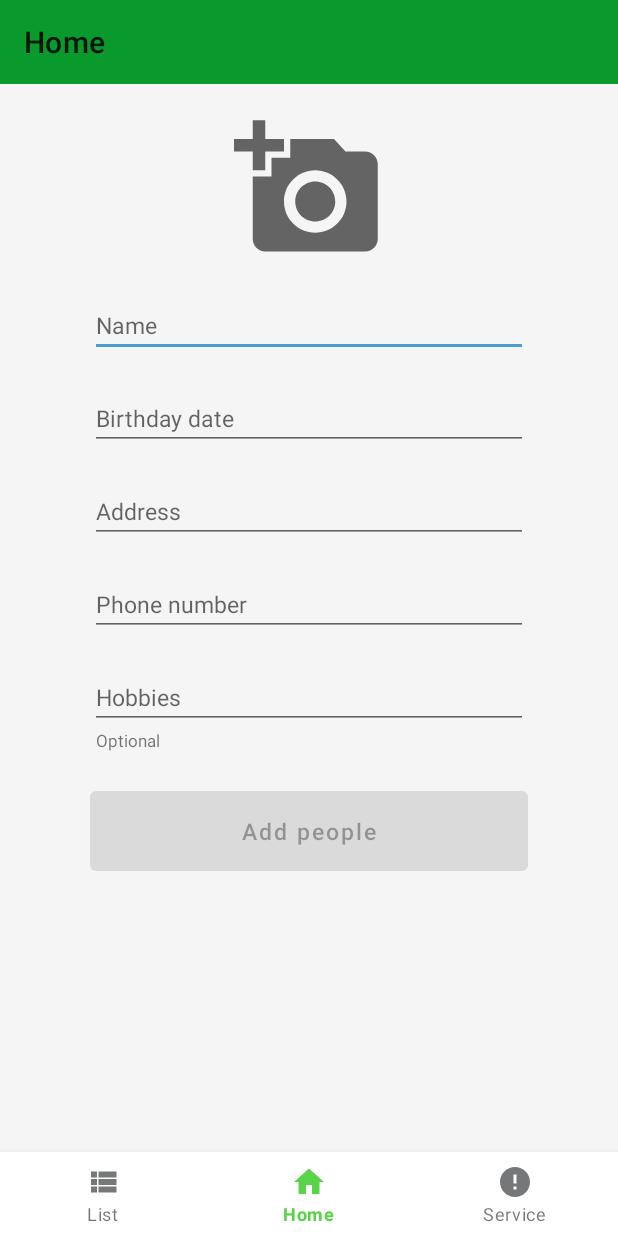
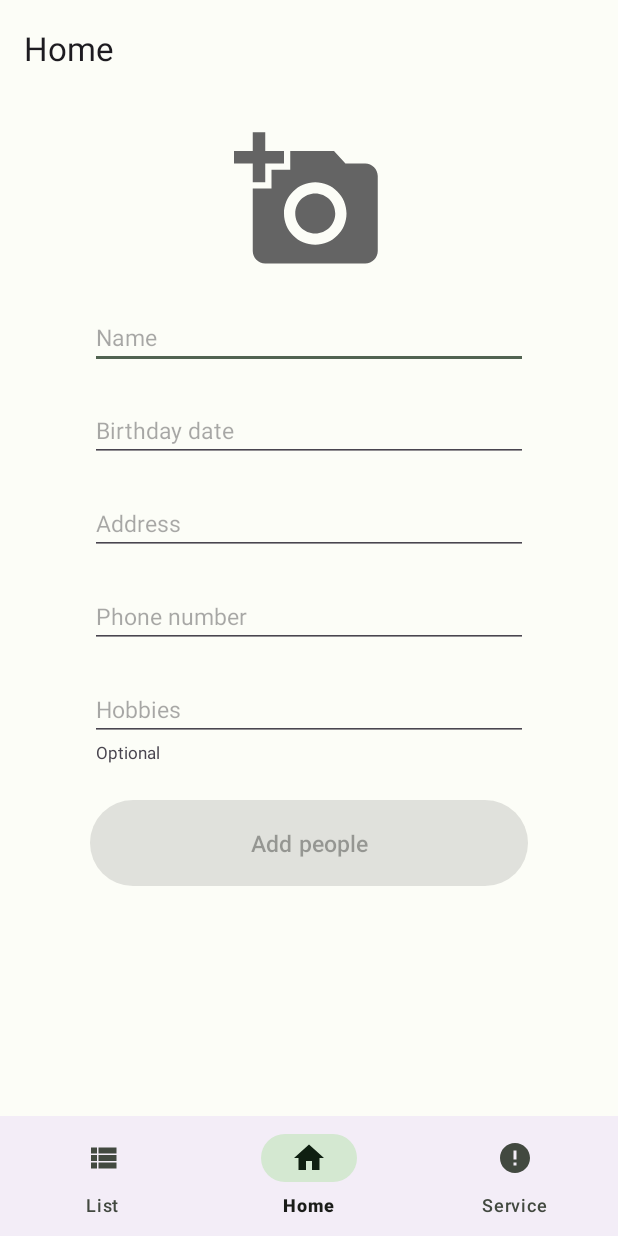
Before and after one commit to AdalRodNun/RickAndMortyAndroidApp, an Android app: the HomeFragment screen opened directly, with no data from a screen before it, on a phone screen of 412 x 824 dp. Run offline under Robolectric (Android 15) with nearby library versions, the phone set to English and light mode, and no system bars.

Commit message:
feat(*): Changed to material 3.

```diff
--- a/app/src/main/AndroidManifest.xml
+++ b/app/src/main/AndroidManifest.xml
@@ -15,7 +15,7 @@
             android:label="@string/app_name"
             android:roundIcon="@mipmap/ic_launcher_round"
             android:supportsRtl="true"
-            android:theme="@style/MyTheme.DayNight">
+            android:theme="@style/AppTheme">
             <activity
                 android:name="com.myapp.rickandmorty.activity.ContainerActivity"
                 android:exported="true" />
--- a/app/src/main/java/com/myapp/rickandmorty/activity/LoginActivity.kt
+++ b/app/src/main/java/com/myapp/rickandmorty/activity/LoginActivity.kt
@@ -16,7 +16,7 @@ class LoginActivity : AppCompatActivity() {
     private val repository = RoomRepository()
 
     override fun onCreate(savedInstanceState: Bundle?) {
-        setTheme(R.style.Base_MyTheme)
+        setTheme(R.style.AppTheme)
         super.onCreate(savedInstanceState)
 
         binding = ActivityLoginBinding.inflate(layoutInflater)
--- a/app/src/main/java/com/myapp/rickandmorty/fragment/HomeFragment.kt
+++ b/app/src/main/java/com/myapp/rickandmorty/fragment/HomeFragment.kt
@@ -145,11 +145,7 @@ class HomeFragment : Fragment() {
     }
 
     private fun showDatePicker() {
-        val datePickerFgm =
-            DatePickerFragment(currentDay, currentMonth, currentYear) { day, month, year ->
-                onDateSelected(day, month, year)
-            }
-        datePickerFgm.show(parentFragmentManager, "datePickerFragment")
+
     }
 
     private fun onDateSelected(day: Int, month: Int, year: Int) {
--- a/app/src/main/res/layout/fragment_home.xml
+++ b/app/src/main/res/layout/fragment_home.xml
@@ -14,7 +14,6 @@
             android:id="@+id/toolbar_home"
             android:layout_width="match_parent"
             android:layout_height="wrap_content"
-            android:background="@color/color_primary_variant"
             app:layout_constraintEnd_toEndOf="parent"
             app:layout_constraintStart_toStartOf="parent"
             app:layout_constraintTop_toTopOf="parent"
--- a/app/src/main/res/layout/fragment_information_dialog.xml
+++ b/app/src/main/res/layout/fragment_information_dialog.xml
@@ -14,7 +14,6 @@
             android:id="@+id/toolbar_information"
             android:layout_width="match_parent"
             android:layout_height="56dp"
-            android:background="@color/color_primary_variant"
             android:minWidth="400dp"
             app:layout_constraintEnd_toEndOf="parent"
             app:layout_constraintHorizontal_bias="0.0"
--- a/app/src/main/res/layout/fragment_list.xml
+++ b/app/src/main/res/layout/fragment_list.xml
@@ -14,7 +14,6 @@
             android:id="@+id/toolbar_list"
             android:layout_width="match_parent"
             android:layout_height="wrap_content"
-            android:background="@color/color_primary_variant"
             app:layout_constraintEnd_toEndOf="parent"
             app:layout_constraintStart_toStartOf="parent"
             app:layout_constraintTop_toTopOf="parent"
--- a/app/src/main/res/layout/fragment_register.xml
+++ b/app/src/main/res/layout/fragment_register.xml
@@ -14,7 +14,6 @@
             android:id="@+id/toolbar"
             android:layout_width="match_parent"
             android:layout_height="55dp"
-            android:background="@color/color_primary_variant"
             app:layout_constraintEnd_toEndOf="parent"
             app:layout_constraintStart_toStartOf="parent"
             app:layout_constraintTop_toTopOf="parent"
--- a/app/src/main/res/layout/fragment_service.xml
+++ b/app/src/main/res/layout/fragment_service.xml
@@ -14,7 +14,6 @@
             android:id="@+id/toolbar_service"
             android:layout_width="match_parent"
             android:layout_height="wrap_content"
-            android:background="@color/color_primary_variant"
             app:layout_constraintEnd_toEndOf="parent"
             app:layout_constraintStart_toStartOf="parent"
             app:layout_constraintTop_toTopOf="parent"
--- a/buildSrc/src/main/kotlin/Versions.kt
+++ b/buildSrc/src/main/kotlin/Versions.kt
@@ -11,7 +11,7 @@ object Versions {
     const val liveData = "2.5.1"
 
     // Design
-    const val material = "1.8.0"
+    const val material = "1.9.0"
     const val constraintLayout = "2.1.4"
     const val lottie = "3.7.0"
     const val picasso = "2.71828"
--- /dev/null
+++ b/style/src/main/res/values-night/themes.xml
@@ -0,0 +1,33 @@
+<?xml version="1.0" encoding="utf-8"?>
+
+<resources>
+
+    <style name="AppTheme" parent="Theme.Material3.Dark.NoActionBar">
+        <item name="colorPrimary">@color/md_theme_dark_primary</item>
+        <item name="colorOnPrimary">@color/md_theme_dark_onPrimary</item>
+        <item name="colorPrimaryContainer">@color/md_theme_dark_primaryContainer</item>
+        <item name="colorOnPrimaryContainer">@color/md_theme_dark_onPrimaryContainer</item>
+        <item name="colorSecondary">@color/md_theme_dark_secondary</item>
+        <item name="colorOnSecondary">@color/md_theme_dark_onSecondary</item>
+        <item name="colorSecondaryContainer">@color/md_theme_dark_secondaryContainer</item>
+        <item name="colorOnSecondaryContainer">@color/md_theme_dark_onSecondaryContainer</item>
+        <item name="colorTertiary">@color/md_theme_dark_tertiary</item>
+        <item name="colorOnTertiary">@color/md_theme_dark_onTertiary</item>
+        <item name="colorTertiaryContainer">@color/md_theme_dark_tertiaryContainer</item>
+        <item name="colorOnTertiaryContainer">@color/md_theme_dark_onTertiaryContainer</item>
+        <item name="colorError">@color/md_theme_dark_error</item>
+        <item name="colorErrorContainer">@color/md_theme_dark_errorContainer</item>
+        <item name="colorOnError">@color/md_theme_dark_onError</item>
+        <item name="colorOnErrorContainer">@color/md_theme_dark_onErrorContainer</item>
+        <item name="android:colorBackground">@color/md_theme_dark_background</item>
+        <item name="colorOnBackground">@color/md_theme_dark_onBackground</item>
+        <item name="colorSurface">@color/md_theme_dark_surface</item>
+        <item name="colorOnSurface">@color/md_theme_dark_onSurface</item>
+        <item name="colorSurfaceVariant">@color/md_theme_dark_surfaceVariant</item>
+        <item name="colorOnSurfaceVariant">@color/md_theme_dark_onSurfaceVariant</item>
+        <item name="colorOutline">@color/md_theme_dark_outline</item>
+        <item name="colorOnSurfaceInverse">@color/md_theme_dark_inverseOnSurface</item>
+        <item name="colorSurfaceInverse">@color/md_theme_dark_inverseSurface</item>
+        <item name="colorPrimaryInverse">@color/md_theme_dark_inversePrimary</item>
+    </style>
+</resources>
--- a/style/src/main/res/values/colors.xml
+++ b/style/src/main/res/values/colors.xml
@@ -1,26 +1,69 @@
 <?xml version="1.0" encoding="utf-8"?>
+
 <resources>
+
     <!--Material Theme Colors-->
-    <color name="color_primary">#59d349</color>
-    <color name="color_primary_variant">#09992c</color>
-    <color name="color_on_primary">#000000</color>
-
-    <color name="color_secondary">#499ed3</color>
-    <color name="color_secondary_variant">#315b88</color>
-    <color name="color_on_secondary">#000000</color>
-
-    <!--Background-->
-    <color name="color_background">#f5f5f5</color>
-    <color name="color_on_background">#1a1c1e</color>
-
-    <!--Surface-->
-    <color name="color_surface">#ffffff</color>
-    <color name="color_on_surface">#1a1c1e</color>
-
-    <!--Error-->
-    <color name="color_error">#d50000</color>
-    <color name="color_on_error">#ffffff</color>
-
+    <color name="seed">#00cf59</color>
+    <color name="md_theme_light_primary">#006E2B</color>
+    <color name="md_theme_light_onPrimary">#FFFFFF</color>
+    <color name="md_theme_light_primaryContainer">#69FF89</color>
+    <color name="md_theme_light_onPrimaryContainer">#002108</color>
+    <color name="md_theme_light_secondary">#516351</color>
+    <color name="md_theme_light_onSecondary">#FFFFFF</color>
+    <color name="md_theme_light_secondaryContainer">#D4E8D1</color>
+    <color name="md_theme_light_onSecondaryContainer">#0F1F11</color>
+    <color name="md_theme_light_tertiary">#39656C</color>
+    <color name="md_theme_light_onTertiary">#FFFFFF</color>
+    <color name="md_theme_light_tertiaryContainer">#BDEAF3</color>
+    <color name="md_theme_light_onTertiaryContainer">#001F24</color>
+    <color name="md_theme_light_error">#BA1A1A</color>
+    <color name="md_theme_light_errorContainer">#FFDAD6</color>
+    <color name="md_theme_light_onError">#FFFFFF</color>
+    <color name="md_theme_light_onErrorContainer">#410002</color>
+    <color name="md_theme_light_background">#FCFDF7</color>
+    <color name="md_theme_light_onBackground">#1A1C19</color>
+    <color name="md_theme_light_surface">#FCFDF7</color>
+    <color name="md_theme_light_onSurface">#1A1C19</color>
+    <color name="md_theme_light_surfaceVariant">#DDE5D9</color>
+    <color name="md_theme_light_onSurfaceVariant">#424940</color>
+    <color name="md_theme_light_outline">#727970</color>
+    <color name="md_theme_light_inverseOnSurface">#F0F1EB</color>
+    <color name="md_theme_light_inverseSurface">#2E312D</color>
+    <color name="md_theme_light_inversePrimary">#33E36A</color>
+    <color name="md_theme_light_shadow">#000000</color>
+    <color name="md_theme_light_surfaceTint">#006E2B</color>
+    <color name="md_theme_light_outlineVariant">#C1C9BE</color>
+    <color name="md_theme_light_scrim">#000000</color>
+    <color name="md_theme_dark_primary">#33E36A</color>
+    <color name="md_theme_dark_onPrimary">#003913</color>
+    <color name="md_theme_dark_primaryContainer">#00531F</color>
+    <color name="md_theme_dark_onPrimaryContainer">#69FF89</color>
+    <color name="md_theme_dark_secondary">#B8CCB5</color>
+    <color name="md_theme_dark_onSecondary">#243425</color>
+    <color name="md_theme_dark_secondaryContainer">#3A4B3A</color>
+    <color name="md_theme_dark_onSecondaryContainer">#D4E8D1</color>
+    <color name="md_theme_dark_tertiary">#A1CED6</color>
+    <color name="md_theme_dark_onTertiary">#00363D</color>
+    <color name="md_theme_dark_tertiaryContainer">#1F4D54</color>
+    <color name="md_theme_dark_onTertiaryContainer">#BDEAF3</color>
+    <color name="md_theme_dark_error">#FFB4AB</color>
+    <color name="md_theme_dark_errorContainer">#93000A</color>
+    <color name="md_theme_dark_onError">#690005</color>
+    <color name="md_theme_dark_onErrorContainer">#FFDAD6</color>
+    <color name="md_theme_dark_background">#1A1C19</color>
+    <color name="md_theme_dark_onBackground">#E2E3DD</color>
+    <color name="md_theme_dark_surface">#1A1C19</color>
+    <color name="md_theme_dark_onSurface">#E2E3DD</color>
+    <color name="md_theme_dark_surfaceVariant">#424940</color>
+    <color name="md_theme_dark_onSurfaceVariant">#C1C9BE</color>
+    <color name="md_theme_dark_outline">#8B9389</color>
+    <color name="md_theme_dark_inverseOnSurface">#1A1C19</color>
+    <color name="md_theme_dark_inverseSurface">#E2E3DD</color>
+    <color name="md_theme_dark_inversePrimary">#006E2B</color>
+    <color name="md_theme_dark_shadow">#000000</color>
+    <color name="md_theme_dark_surfaceTint">#33E36A</color>
+    <color name="md_theme_dark_outlineVariant">#424940</color>
+    <color name="md_theme_dark_scrim">#000000</color>
 
     <color name="black">#000000</color>
     <color name="white">#FFFFFFFF</color>
--- a/style/src/main/res/values/themes.xml
+++ b/style/src/main/res/values/themes.xml
@@ -1,65 +1,37 @@
-<resources xmlns:tools="http://schemas.android.com/tools">
+<?xml version="1.0" encoding="utf-8"?>
 
-    <style name="MyTheme.DayNight" parent="Base.MyTheme" />
+<resources>
 
-    <!-- Base application theme. -->
-    <style name="Base.MyTheme" parent="Base.MaterialThemeBuilder">
-
-        <!-- Primary brand color. -->
-        <item name="colorPrimary">@color/color_primary</item>
-        <item name="colorPrimaryVariant">@color/color_primary_variant</item>
-        <item name="colorOnPrimary">@color/color_on_primary</item>
-
-        <!-- Secondary brand color-->
-        <item name="colorSecondary">@color/color_secondary</item>
-        <item name="colorSecondaryVariant">@color/color_secondary_variant</item>
-        <item name="colorOnSecondary">@color/color_on_secondary</item>
-
-        <!--Background color-->
-        <item name="android:colorBackground">@color/color_background</item>
-        <item name="colorOnBackground">@color/color_on_background</item>
-
-        <!--Surface color-->
-        <item name="colorSurface">@color/color_surface</item>
-        <item name="colorOnSurface">@color/color_on_surface</item>
-
-        <!--Error color-->
-        <item name="colorError">@color/color_error</item>
-        <item name="colorOnError">@color/color_on_error</item>
-
-        <!-- Status bar color. -->
-        <item name="android:statusBarColor" >?attr/colorPrimaryVariant</item>
-
+    <style name="AppTheme" parent="Theme.Material3.Light.NoActionBar">
+        <item name="colorPrimary">@color/md_theme_light_primary</item>
+        <item name="colorOnPrimary">@color/md_theme_light_onPrimary</item>
+        <item name="colorPrimaryContainer">@color/md_theme_light_primaryContainer</item>
+        <item name="colorOnPrimaryContainer">@color/md_theme_light_onPrimaryContainer</item>
+        <item name="colorSecondary">@color/md_theme_light_secondary</item>
+        <item name="colorOnSecondary">@color/md_theme_light_onSecondary</item>
+        <item name="colorSecondaryContainer">@color/md_theme_light_secondaryContainer</item>
+        <item name="colorOnSecondaryContainer">@color/md_theme_light_onSecondaryContainer</item>
+        <item name="colorTertiary">@color/md_theme_light_tertiary</item>
+        <item name="colorOnTertiary">@color/md_theme_light_onTertiary</item>
+        <item name="colorTertiaryContainer">@color/md_theme_light_tertiaryContainer</item>
+        <item name="colorOnTertiaryContainer">@color/md_theme_light_onTertiaryContainer</item>
+        <item name="colorError">@color/md_theme_light_error</item>
+        <item name="colorErrorContainer">@color/md_theme_light_errorContainer</item>
+        <item name="colorOnError">@color/md_theme_light_onError</item>
+        <item name="colorOnErrorContainer">@color/md_theme_light_onErrorContainer</item>
+        <item name="android:colorBackground">@color/md_theme_light_background</item>
+        <item name="colorOnBackground">@color/md_theme_light_onBackground</item>
+        <item name="colorSurface">@color/md_theme_light_surface</item>
+        <item name="colorOnSurface">@color/md_theme_light_onSurface</item>
+        <item name="colorSurfaceVariant">@color/md_theme_light_surfaceVariant</item>
+        <item name="colorOnSurfaceVariant">@color/md_theme_light_onSurfaceVariant</item>
+        <item name="colorOutline">@color/md_theme_light_outline</item>
+        <item name="colorOnSurfaceInverse">@color/md_theme_light_inverseOnSurface</item>
+        <item name="colorSurfaceInverse">@color/md_theme_light_inverseSurface</item>
+        <item name="colorPrimaryInverse">@color/md_theme_light_inversePrimary</item>
     </style>
 
-    <style name="Base.MaterialThemeBuilder" parent="Theme.MaterialComponents.DayNight.NoActionBar">
-        <item name="android:statusBarColor">?colorPrimaryVariant</item>
-        <item name="android:navigationBarColor">?android:colorBackground</item>
-        <item name="android:windowLightStatusBar" tools:ignore="NewApi">false</item>
-        <item name="android:windowLightNavigationBar" tools:ignore="NewApi">true</item>
-        <item name="android:navigationBarDividerColor" tools:ignore="NewApi">
-            ?colorControlHighlight
-        </item>
-
-        <item name="colorPrimaryDark">?colorPrimaryVariant</item>
-        <item name="colorAccent">?colorSecondary</item>
-    </style>
-
-    <style name="MyTheme.DayNight.NoActionBar">
-        <item name="windowActionBar">false</item>
-        <item name="windowNoTitle">true</item>
-    </style>
-
-
-
-
-
-    <style name="SplashTheme" parent="Base.MyTheme">
+    <style name="SplashTheme" parent="AppTheme">
         <item name="android:windowBackground">@drawable/splash_screen</item>
     </style>
-
-    <style name="datePicker" parent="android:Theme.Material.Light.Dialog">
-        <item name="android:colorAccent">@color/color_primary_variant</item>
-        <item name="colorOnPrimary">@color/color_primary</item>
-    </style>
 </resources>
```
Also changed, not shown: app/src/main/java/com/myapp/rickandmorty/fragment/DatePickerFragment.kt (deleted, +0 -44 lines), app/src/main/res/layout/activity_login.xml (+13 -6 lines).
